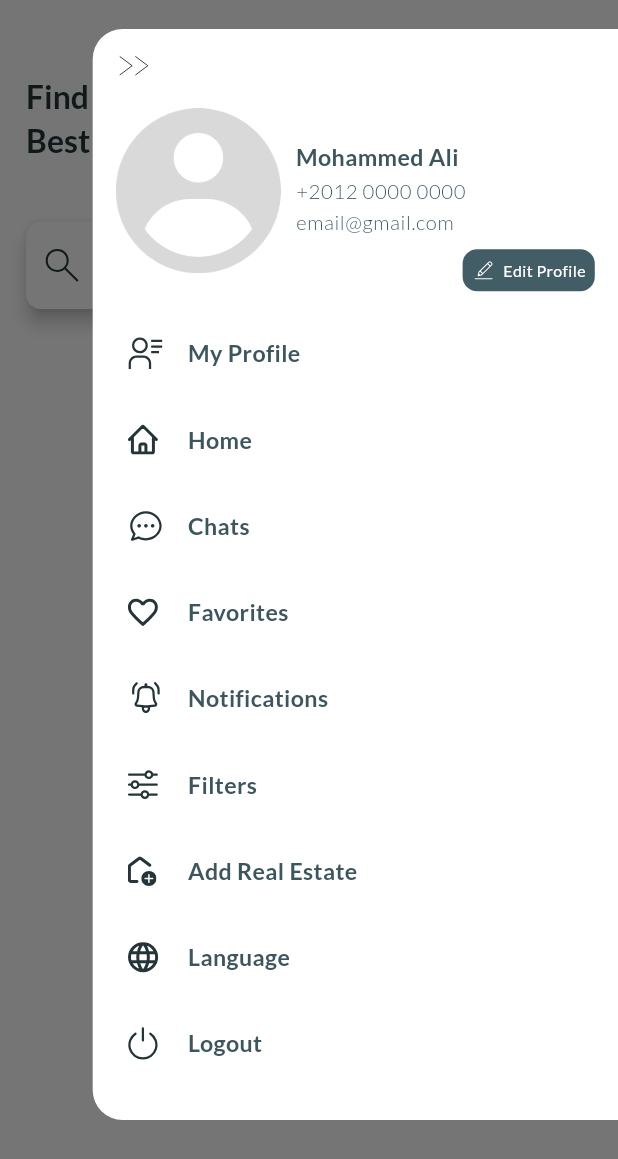
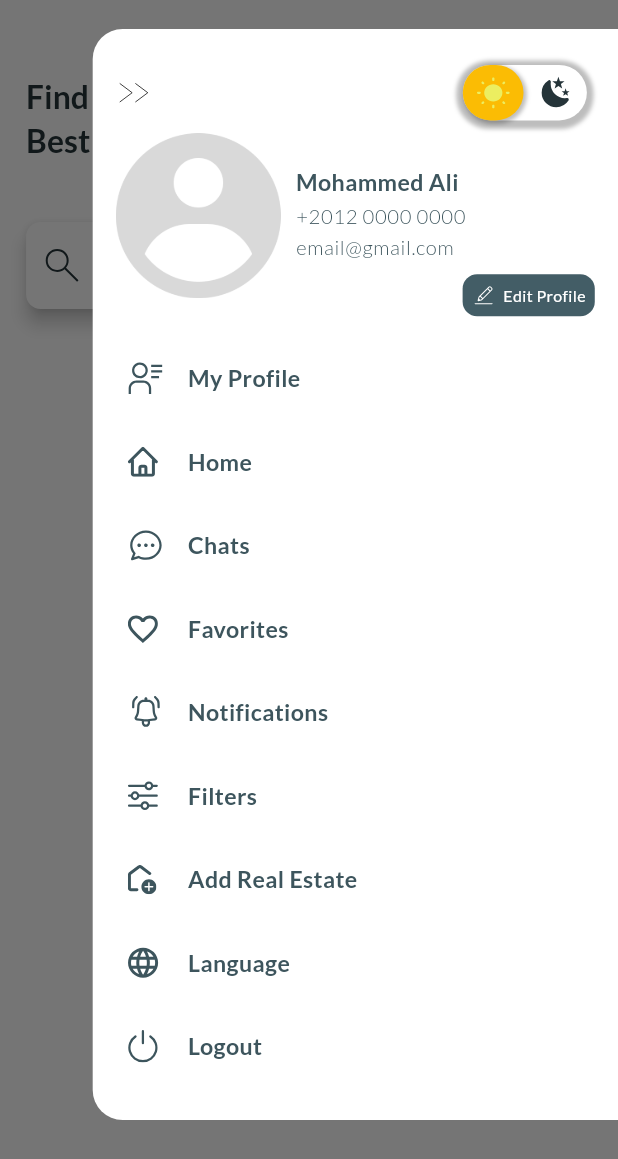
Before and after one commit to Al-Hussein-Mohamed/Sakeny, a Flutter app: the HomeScreen screen opened by its route, with the side drawer open, on a phone screen of 412 x 824 dp. Shown: the top 1159 px of the screen. Run offline on Flutter 3.47's test engine with Material 3 defaults, Android fonts, the phone set to English and light mode, and no system bars; drawn by our look-alikes of animated_toggle_switch; our stand-ins replace animated_custom_dropdown, animated_theme_switcher, bloc, device_preview, flutter_bloc, flutter_screenutil and 3 more; statements that could not run were skipped.

Commit message:
- add theme switch button

```diff
--- a/lib/core/settings_provider.dart
+++ b/lib/core/settings_provider.dart
@@ -0,0 +1,24 @@
+import "package:flutter/material.dart";
+
+import "../utils/theme/theme.dart";
+class SettingsProvider extends ChangeNotifier{
+  ThemeData _themeData = AppTheme.lightTheme;
+
+  ThemeData get themeData => _themeData;
+
+  bool get isDarkMode => themeData == AppTheme.darkTheme;
+
+  set themeData(ThemeData themeData) {
+    _themeData = themeData;
+    notifyListeners();
+  }
+
+  void toggleTheme(int mode) {
+    if(mode == 0 && themeData == AppTheme.lightTheme) return;
+    if(mode == 1 && themeData == AppTheme.darkTheme) return;
+    _themeData = mode == 0 ? AppTheme.lightTheme : AppTheme.darkTheme;
+
+    notifyListeners();
+  }
+
+}
--- a/lib/features/home/screens/widget/custom_drawer.dart
+++ b/lib/features/home/screens/widget/custom_drawer.dart
@@ -1,7 +1,11 @@
+import "package:animated_theme_switcher/animated_theme_switcher.dart";
 import "package:flutter/material.dart";
 import "package:flutter_screenutil/flutter_screenutil.dart";
 import "package:flutter_svg/svg.dart";
+import "package:provider/provider.dart";
+import "package:sakeny/features/home/screens/widget/theme_mode_custom_button.dart";
 
+import "../../../../core/settings_provider.dart";
 import "../../../../utils/constants/const_images.dart";
 import "../../models/drawer_tile_model.dart";
 import "custom_drawer_header.dart";
@@ -19,7 +23,7 @@ class CustomDrawer extends StatelessWidget {
         margin: EdgeInsets.only(top: 20.h, bottom: 80.h),
         padding: EdgeInsets.all(16.r),
         decoration: BoxDecoration(
-          color: Colors.white,
+          color: theme.scaffoldBackgroundColor,
           borderRadius: BorderRadius.only(
             topLeft: Radius.circular(20),
             bottomLeft: Radius.circular(20),
@@ -29,14 +33,16 @@ class CustomDrawer extends StatelessWidget {
           children: [
             Row(
               mainAxisAlignment: MainAxisAlignment.spaceBetween,
+              crossAxisAlignment: CrossAxisAlignment.center,
               children: [
                 InkWell(
                   onTap: () => Navigator.pop(context),
                   child: SvgPicture.asset(ConstImages.drawerClose),
                 ),
+                ThemeModeCustomButton(),
               ],
             ),
-            SizedBox(height: 20.h),
+            // SizedBox(height: 20.h),
             CustomDrawerHeader(),
             SizedBox(height: 20.h),
             Expanded(
--- a/lib/features/home/screens/widget/drawer_icon.dart
+++ b/lib/features/home/screens/widget/drawer_icon.dart
@@ -32,7 +32,8 @@ class DrawerIcon extends StatelessWidget {
               bottomLeft: Radius.circular(10.r),
             ),
           ),
-          child: SvgPicture.asset(ConstImages.drawerIcon),
+          // child: SvgPicture.asset(ConstImages.drawerIcon),
+          child: Image.asset(ConstImages.drawerIconPng),
         ),
       ),
     );
--- a/lib/features/home/screens/widget/drawer_list_tile.dart
+++ b/lib/features/home/screens/widget/drawer_list_tile.dart
@@ -1,7 +1,10 @@
 import 'package:flutter/material.dart';
 import 'package:flutter_screenutil/flutter_screenutil.dart';
 import 'package:flutter_svg/svg.dart';
+import 'package:provider/provider.dart';
 
+import '../../../../core/settings_provider.dart';
+import '../../../../utils/constants/const_colors.dart';
 import '../../models/drawer_tile_model.dart';
 
 class DrawerListTile extends StatelessWidget {
@@ -14,12 +17,21 @@ class DrawerListTile extends StatelessWidget {
 
   @override
   Widget build(BuildContext context) {
+    final settingsProvider = Provider.of<SettingsProvider>(context);
+
+    var theme = Theme.of(context);
     return ListTile(
       contentPadding: EdgeInsets.only(left: 8),
-      visualDensity: VisualDensity(vertical: -3), // Smaller height
-      minVerticalPadding: 0, // Minimum internal vertical padding
+      visualDensity: VisualDensity(vertical: -3),
+      minVerticalPadding: 0,
 
-      leading: SvgPicture.asset(drawerTile.icon),
+      leading: SvgPicture.asset(
+        drawerTile.icon,
+        colorFilter: ColorFilter.mode(
+          theme.colorScheme.onSurface,
+          BlendMode.srcIn,
+        ),
+      ),
       title: Text(
         drawerTile.title,
         style: Theme.of(context).textTheme.bodyMedium,
--- a/lib/features/home/screens/widget/search_bar_widget.dart
+++ b/lib/features/home/screens/widget/search_bar_widget.dart
@@ -27,7 +27,7 @@ class SearchBarWidget extends StatelessWidget {
               padding: const EdgeInsets.all(12.0),
               child: SvgPicture.asset(ConstImages.searchLogo),
             ),
-            suffixIcon: InkWell(
+            suffixIcon: GestureDetector(
               onTap: ()=> print("searchFilter"),
               child: Container(
                 margin: EdgeInsets.only(right: 6.5, left: 3.5 ,top: 5.5, bottom: 2.5),
--- /dev/null
+++ b/lib/features/home/screens/widget/theme_mode_custom_button.dart
@@ -0,0 +1,91 @@
+import 'dart:math';
+
+import 'package:animated_theme_switcher/animated_theme_switcher.dart';
+import 'package:animated_toggle_switch/animated_toggle_switch.dart';
+import 'package:flutter/material.dart';
+import 'package:flutter_svg/svg.dart';
+import 'package:provider/provider.dart';
+import 'package:sakeny/utils/constants/const_images.dart';
+
+import '../../../../core/settings_provider.dart';
+import '../../../../utils/constants/const_colors.dart';
+import '../../../../utils/theme/theme.dart';
+
+class ThemeModeCustomButton extends StatefulWidget {
+  const ThemeModeCustomButton({super.key});
+
+  @override
+  State<ThemeModeCustomButton> createState() => _ThemeModeCustomButtonState();
+}
+
+class _ThemeModeCustomButtonState extends State<ThemeModeCustomButton> {
+  int isDarkMode = 0;
+
+  @override
+  Widget build(BuildContext context) {
+    final settingsProvider = Provider.of<SettingsProvider>(context);
+
+    isDarkMode = settingsProvider.isDarkMode ? 1 : 0;
+
+    return Transform.scale(
+      scale: 0.88,
+      alignment: Alignment.centerRight,
+      child: Container(
+        padding: EdgeInsets.all(2),
+        decoration: BoxDecoration(
+          color: Colors.white,
+          borderRadius: BorderRadius.circular(30),
+        ),
+        child: AnimatedToggleSwitch<int>.rolling(
+          indicatorIconScale: 1.1,
+          animationDuration: Duration(milliseconds: 400),
+          iconOpacity: 1.0,
+          borderWidth: 4,
+          height: 50,
+          spacing: 2,
+          loading: false,
+          current: isDarkMode,
+          values: const [0, 1],
+          onChanged: (i) {
+            setState(() => isDarkMode = i);
+            settingsProvider.toggleTheme(isDarkMode);
+          },
+          style: ToggleStyle(
+            indicatorBoxShadow: [
+              BoxShadow(
+                  color: Colors.black26,
+                  spreadRadius: 1,
+                  blurRadius: 2,
+                  offset: Offset(1.5, 1.5))
+            ],
+            indicatorColor: isDarkMode == 0 ? Color(0xFFFBBC04) : Color(0xFF3D555D),
+            backgroundColor: isDarkMode == 0 ? Colors.white : Color(0xFF253439),
+            borderColor: Colors.transparent,
+            boxShadow: [
+              BoxShadow(
+                  color: Colors.black26, spreadRadius: 1, blurRadius: 2, offset: Offset(0, 1.5))
+            ],
+          ),
+          iconBuilder: (value, _) {
+            return value == 0
+                ? SvgPicture.asset(
+                    ConstImages.drawerSun,
+                    width: 28,
+                    height: 28,
+                    colorFilter: ColorFilter.mode(
+                      isDarkMode == 0 ? Color(0xFFECEE60) : Color(0xFFFBBC04),
+                      BlendMode.srcIn,
+                    ),
+                  )
+                : SvgPicture.asset(
+                    ConstImages.drawerMoon,
+                    width: 28,
+                    height: 28,
+                    colorFilter: ColorFilter.mode(Color(0xFF253439), BlendMode.srcIn),
+                  );
+          },
+        ),
+      ),
+    );
+  }
+}
--- a/lib/features/login/screens/login_screen.dart
+++ b/lib/features/login/screens/login_screen.dart
@@ -1,6 +1,7 @@
 import 'package:flutter/material.dart';
 import 'package:flutter_bloc/flutter_bloc.dart';
 import 'package:flutter_screenutil/flutter_screenutil.dart';
+import 'package:flutter_svg/svg.dart';
 import 'package:sakeny/common/widgets/text_fields/email_text_field.dart';
 import 'package:sakeny/features/login/screens/widgets/sign_in_card_widget.dart';
 
--- a/lib/utils/constants/const_images.dart
+++ b/lib/utils/constants/const_images.dart
@@ -21,6 +21,8 @@ class ConstImages{
 
   // drawer icons
   static const String drawerIcon = "assets/icons/drawer/drawer_icon.svg";
+  static const String drawerIconPng = "assets/icons/drawer/drawer_icon.png";
+
   static const String drawerClose = "assets/icons/drawer/close_drawer_icon.svg";
   static const String drawerEditProfile = "assets/icons/drawer/drawer_edit_profile_icon.svg";
   static const String drawerAddEstate = "assets/icons/drawer/drawer_add_estate.svg";
@@ -32,4 +34,6 @@ class ConstImages{
   static const String drawerLogout = "assets/icons/drawer/drawer_logout.svg";
   static const String drawerMyProfile = "assets/icons/drawer/drawer_my_profile.svg";
   static const String drawerNotification = "assets/icons/drawer/drawer_notification.svg";
+  static const String drawerSun = "assets/icons/drawer/drawer_sun.svg";
+  static const String drawerMoon = "assets/icons/drawer/drawer_moon.svg";
 }
--- a/lib/utils/theme/theme.dart
+++ b/lib/utils/theme/theme.dart
@@ -1,9 +1,11 @@
 import 'package:flutter/material.dart';
 import 'package:sakeny/utils/theme/widget_themes/custom_color_scheme.dart';
 import 'package:sakeny/utils/theme/widget_themes/custom_elevated_button_theme.dart';
+import 'package:sakeny/utils/theme/widget_themes/custom_icon_theme.dart';
 import 'package:sakeny/utils/theme/widget_themes/custom_text_field_theme.dart';
 import 'package:sakeny/utils/theme/widget_themes/custom_text_theme.dart';
 
+import '../constants/const_colors.dart';
 
 class AppTheme {
   AppTheme._();
@@ -12,8 +14,9 @@ class AppTheme {
     useMaterial3: true,
     fontFamily: "Lato",
     brightness: Brightness.light,
-    primaryColor: Colors.blue,
+    primaryColor: ConstColors.primaryColor,
     scaffoldBackgroundColor: Colors.white,
+    iconTheme: CustomIconTheme.lightIconTheme,
     textTheme: CustomTextTheme.lightTextTheme,
     colorScheme: CustomColorScheme.lightColorScheme,
     inputDecorationTheme: CustomTextFieldTheme.lightInputDecorationTheme,
@@ -24,10 +27,11 @@ class AppTheme {
     useMaterial3: true,
     fontFamily: "Lato",
     brightness: Brightness.dark,
-    primaryColor: Colors.blue,
-    scaffoldBackgroundColor: Colors.black,
+    primaryColor: ConstColors.primaryColor,
+    iconTheme: CustomIconTheme.darkIconTheme,
     textTheme: CustomTextTheme.darkTextTheme,
     colorScheme: CustomColorScheme.darkColorScheme,
+    scaffoldBackgroundColor: ConstColors.primaryColor,
     inputDecorationTheme: CustomTextFieldTheme.darkInputDecorationTheme,
     elevatedButtonTheme: CustomElevatedButtonTheme.darkElevatedButtonTheme,
   );
--- a/lib/utils/theme/widget_themes/custom_color_scheme.dart
+++ b/lib/utils/theme/widget_themes/custom_color_scheme.dart
@@ -15,17 +15,20 @@ class CustomColorScheme{
     onSurface: ConstColors.lightTextBody, // Text color on surfaces
     error: ConstColors.lightWrongInputField,  // Color for errors
     onError: Colors.white, // Text color on error backgrounds
+
   );
 
   static ColorScheme darkColorScheme = ColorScheme(
     brightness: Brightness.dark,
+
     primary: ConstColors.primaryColor,  // Primary color for dialogs, buttons, etc.
     onPrimary: Colors.white, // Text color on top of primary color
     secondary: Colors.white,  // Secondary color for FAB, etc.
     onSecondary: ConstColors.primaryColor, // Text color on top of secondary color
     surface: Colors.white, // Background color of cards, dialogs, etc.
-    onSurface: ConstColors.lightTextBody, // Text color on surfaces
+    onSurface: Color(0xFFF3F3F3), // Text color on surfaces
     error: Colors.red,  // Color for errors
     onError: Colors.white, // Text color on error backgrounds
+
   );
 }
```
Also changed, not shown: lib/main.dart (+26 -31 lines), lib/utils/theme/widget_themes/custom_icon_theme.dart (added, +15 -0 lines), pubspec.yaml (+6 -1 lines), assets/icons/drawer/drawer_icon.png (added), assets/icons/drawer/drawer_moon.svg (added), assets/icons/drawer/drawer_sun.svg (added), pubspec.lock, 8 other files.
